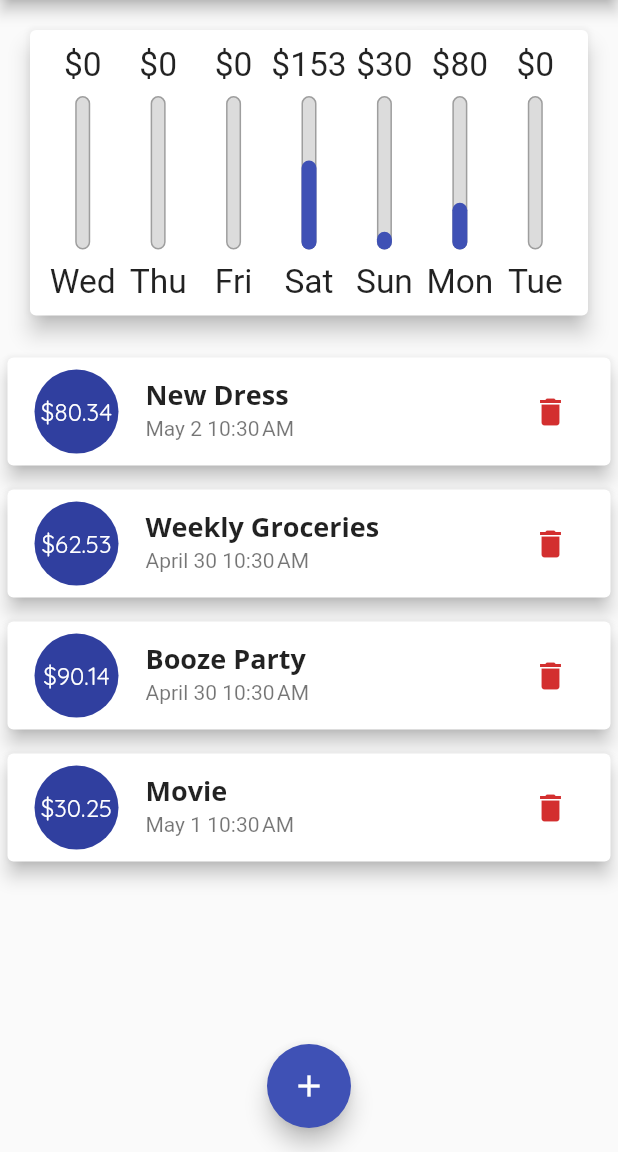
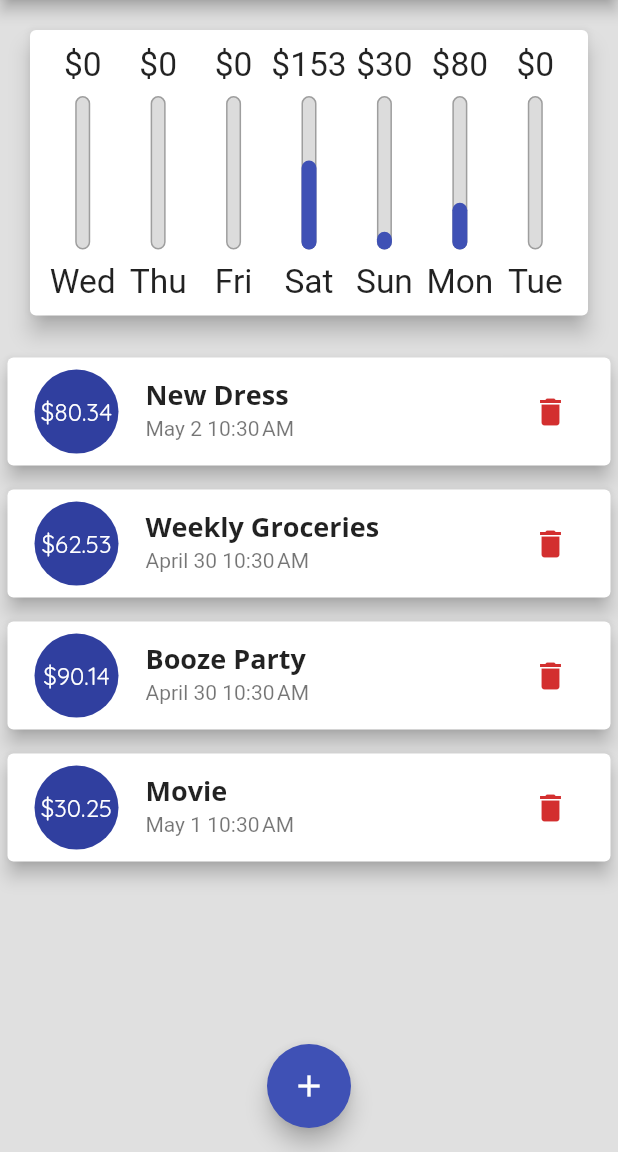
Before and after one commit to dsadasivani/expenses_manager_app, a Flutter app: the screen it shows after launch, on a phone screen of 412 x 824 dp, the part 84-1236 px from its top. Run offline on Flutter 3.47's test engine with Material 2 defaults, Android fonts, the phone set to English and light mode, and no system bars.

Commit message:
using const for widgets and extracting widgets

```diff
--- a/lib/main.dart
+++ b/lib/main.dart
@@ -132,7 +132,7 @@ class _MyHomePageState extends State<MyHomePage> {
     final mediaQuery = MediaQuery.of(context);
     final isLandscape = mediaQuery.orientation == Orientation.landscape;
     final appBar = AppBar(
-      title: Text('Expenses Manager'),
+      title: const Text('Expenses Manager'),
       actions: [
         IconButton(
           onPressed: () => _startAddNewTransaction(context),
@@ -149,6 +149,7 @@ class _MyHomePageState extends State<MyHomePage> {
     );
     return Scaffold(
       appBar: appBar,
+      backgroundColor: Colors.grey[300],
       body: SingleChildScrollView(
         child: Column(
           // mainAxisAlignment: MainAxisAlignment.spaceAround,
@@ -158,7 +159,7 @@ class _MyHomePageState extends State<MyHomePage> {
               Row(
                 mainAxisAlignment: MainAxisAlignment.center,
                 children: [
-                  Text("Show Chart"),
+                  const Text("Show Chart"),
                   Switch(
                     value: _showChart,
                     onChanged: (val) {
--- a/lib/widgets/chart.dart
+++ b/lib/widgets/chart.dart
@@ -21,8 +21,8 @@ class Chart extends StatelessWidget {
           totalSum += recentTransactions[i].amount;
         }
       }
-      print(DateFormat.E().format(weekDay));
-      print(totalSum);
+      // print(DateFormat.E().format(weekDay));
+      // print(totalSum);
       return {
         'day': DateFormat.E().format(weekDay).substring(0, 3),
         'amount': totalSum,
@@ -38,12 +38,11 @@ class Chart extends StatelessWidget {
 
   @override
   Widget build(BuildContext context) {
-    print(groupedTransactionValues);
     return Card(
       elevation: 6,
-      margin: EdgeInsets.all(20),
+      margin: const EdgeInsets.all(20),
       child: Container(
-        padding: EdgeInsets.all(10),
+        padding: const EdgeInsets.all(10),
         child: Row(
           mainAxisAlignment: MainAxisAlignment.spaceAround,
           children: groupedTransactionValues.map((data) {
--- a/lib/widgets/chart_bar.dart
+++ b/lib/widgets/chart_bar.dart
@@ -5,7 +5,7 @@ class ChartBar extends StatelessWidget {
   final double spendingAmount;
   final double spendingPercentageOfTotal;
 
-  ChartBar(
+  const ChartBar(
     this.label,
     this.spendingAmount,
     this.spendingPercentageOfTotal,
--- /dev/null
+++ b/lib/widgets/transaction_item.dart
@@ -0,0 +1,62 @@
+import 'package:flutter/material.dart';
+import 'package:intl/intl.dart';
+
+import '../models/transaction.dart';
+
+class TransactionItem extends StatelessWidget {
+  const TransactionItem({
+    Key key,
+    @required this.userTransaction,
+    @required this.deleteTxn,
+  }) : super(key: key);
+
+  final Transaction userTransaction;
+  final Function deleteTxn;
+
+  @override
+  Widget build(BuildContext context) {
+    return Card(
+      elevation: 5,
+      margin: EdgeInsets.symmetric(
+        horizontal: 5,
+        vertical: 8,
+      ),
+      child: ListTile(
+        leading: CircleAvatar(
+          radius: 30,
+          child: Padding(
+            padding: EdgeInsets.all(6),
+            child: FittedBox(
+              child: Text(
+                '\$${userTransaction.amount.toStringAsFixed(2)}',
+              ),
+            ),
+          ),
+        ),
+        title: Text(
+          userTransaction.title,
+          style: Theme.of(context).textTheme.headline6,
+        ),
+        subtitle:
+            Text(DateFormat.MMMMd().add_jm().format(userTransaction.date)),
+        trailing: MediaQuery.of(context).size.width > 460
+            ? TextButton.icon(
+                icon: Icon(Icons.delete, color: Theme.of(context).errorColor),
+                label: Text(
+                  'Delete',
+                  style: TextStyle(
+                    color: Theme.of(context).errorColor,
+                    fontWeight: FontWeight.bold,
+                  ),
+                ),
+                onPressed: () => deleteTxn(userTransaction.id),
+              )
+            : IconButton(
+                icon: Icon(Icons.delete),
+                color: Theme.of(context).errorColor,
+                onPressed: () => deleteTxn(userTransaction.id),
+              ),
+      ),
+    );
+  }
+}
--- a/lib/widgets/transaction_list.dart
+++ b/lib/widgets/transaction_list.dart
@@ -1,6 +1,6 @@
 import 'package:flutter/material.dart';
-import 'package:intl/intl.dart';
 
+import './transaction_item.dart';
 import '../models/transaction.dart';
 
 class TransactionList extends StatelessWidget {
@@ -34,52 +34,9 @@ class TransactionList extends StatelessWidget {
         : ListView.builder(
             itemCount: userTransactions.length,
             itemBuilder: (ctx, index) {
-              return Card(
-                elevation: 5,
-                margin: EdgeInsets.symmetric(
-                  horizontal: 5,
-                  vertical: 8,
-                ),
-                child: ListTile(
-                  leading: CircleAvatar(
-                    radius: 30,
-                    child: Padding(
-                      padding: EdgeInsets.all(6),
-                      child: FittedBox(
-                        child: Text(
-                          '\$${userTransactions[index].amount.toStringAsFixed(2)}',
-                        ),
-                      ),
-                    ),
-                  ),
-                  title: Text(
-                    userTransactions[index].title,
-                    style: Theme.of(context).textTheme.headline6,
-                  ),
-                  subtitle: Text(DateFormat.MMMMd()
-                      .add_jm()
-                      .format(userTransactions[index].date)),
-                  trailing: MediaQuery.of(context).size.width > 460
-                      ? TextButton.icon(
-                          icon: Icon(Icons.delete,
-                              color: Theme.of(context).errorColor),
-                          label: Text(
-                            'Delete',
-                            style: TextStyle(
-                              color: Theme.of(context).errorColor,
-                              fontWeight: FontWeight.bold,
-                            ),
-                          ),
-                          onPressed: () =>
-                              deleteTxn(userTransactions[index].id),
-                        )
-                      : IconButton(
-                          icon: Icon(Icons.delete),
-                          color: Theme.of(context).errorColor,
-                          onPressed: () =>
-                              deleteTxn(userTransactions[index].id),
-                        ),
-                ),
+              return TransactionItem(
+                userTransaction: userTransactions[index],
+                deleteTxn: deleteTxn,
               );
             },
           );
```
